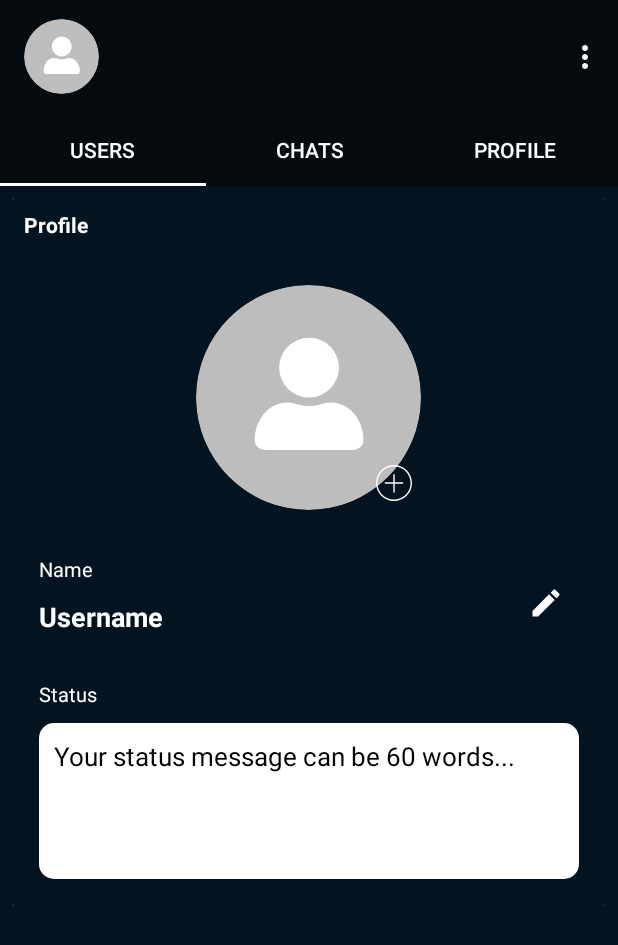
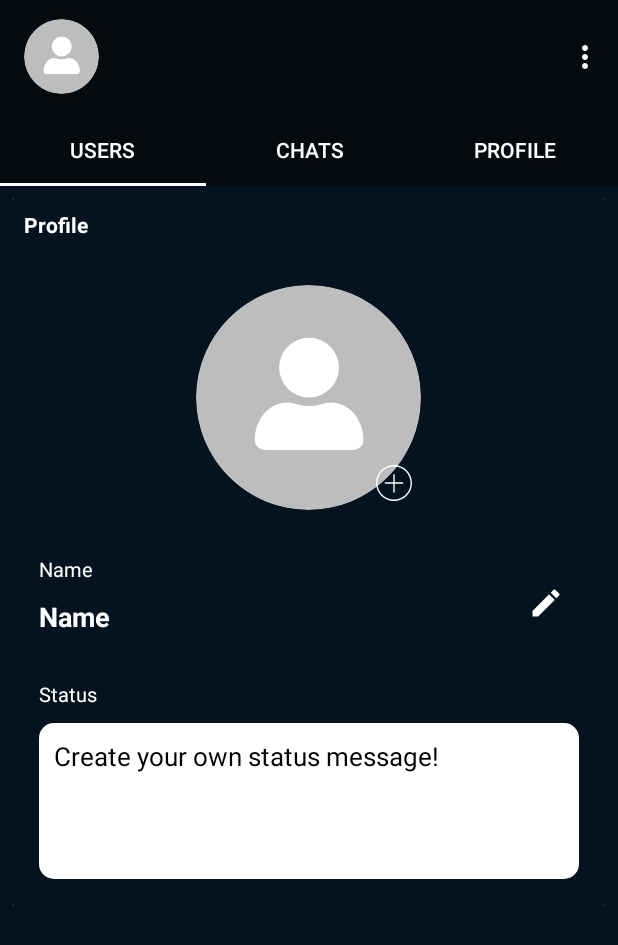
Before and after one commit to korkeep/Propose, an Android app: the fragment ProfileFragment placed in its activity, on a phone screen of 412 x 824 dp. Shown: the top 945 px of the screen. Run offline under Robolectric (Android 15) with nearby library versions, the phone set to English and light mode, and no system bars; our stand-ins replace CircleImageView, Firebase (no records; nobody signed in at launch, a user with empty details on screens opened directly); pictures from the network do not load; 8 statements that could not run were skipped.

Commit message:
Fragement XML file text changed

```diff
--- a/S-Talk/app/src/main/res/layout/fragment_profile.xml
+++ b/S-Talk/app/src/main/res/layout/fragment_profile.xml
@@ -71,7 +71,7 @@
                 <EditText
                     android:layout_width="match_parent"
                     android:layout_height="wrap_content"
-                    android:text="Username"
+                    android:text="Name"
                     android:textCursorDrawable="@null"
                     android:background="@null"
                     android:layout_toLeftOf="@id/edit_image"
@@ -106,11 +106,11 @@
                     android:textColorHighlight="@color/colorAccent"
                     android:textCursorDrawable="@null"
                     android:text=""
-                    android:hint="Your status message can be 60 words..."
+                    android:hint="Create your own status message!"
                     android:maxLength="60"
                     android:minLines="4"
+                    android:maxLines="4"
                     android:padding="@dimen/padding_10_dp"
-                    android:maxLines="4"
                     android:gravity="top"
                     android:textSize="17sp"
                     android:background="@drawable/rounded_edittext"
--- a/S-Talk/app/src/main/res/layout/fragment_users.xml
+++ b/S-Talk/app/src/main/res/layout/fragment_users.xml
@@ -23,7 +23,7 @@
             android:textColorHint="@color/black"
             android:textColor="@color/black"
             android:textColorHighlight="@color/colorAccent"
-            android:hint="Search user by name..."
+            android:hint="Search user"
             android:id="@+id/search_users"/>
 
         <androidx.recyclerview.widget.RecyclerView
```
